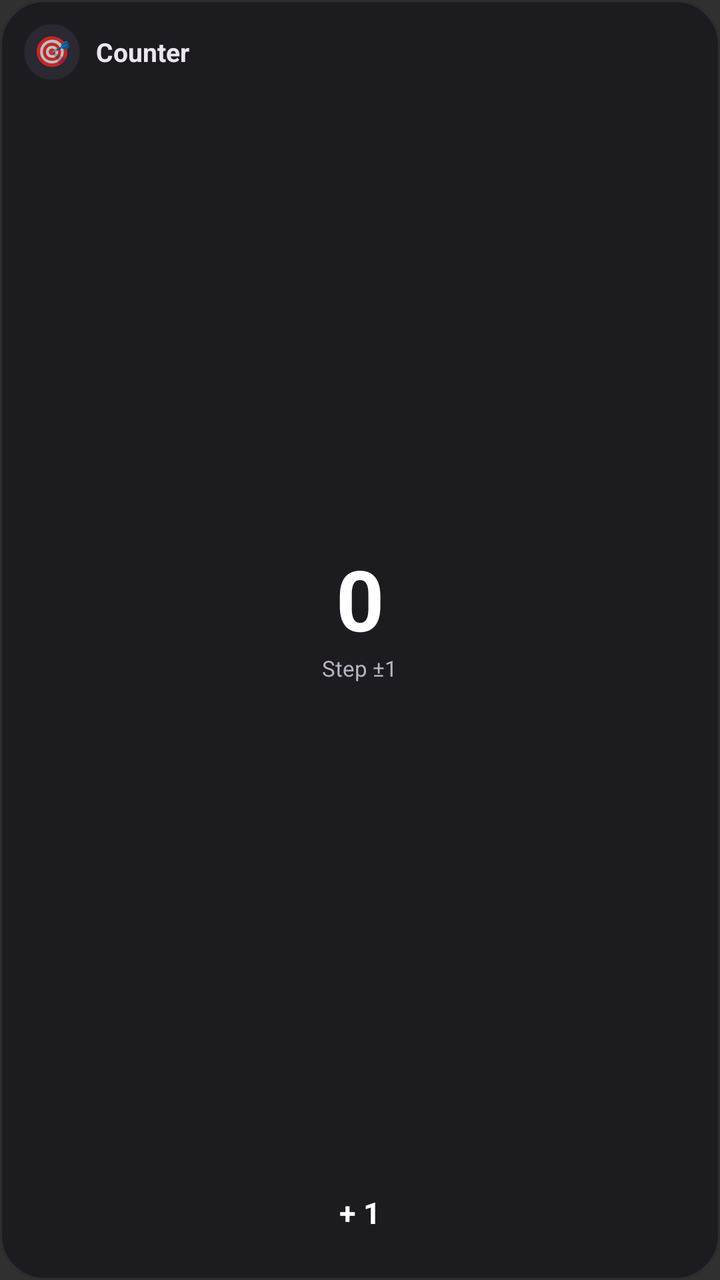
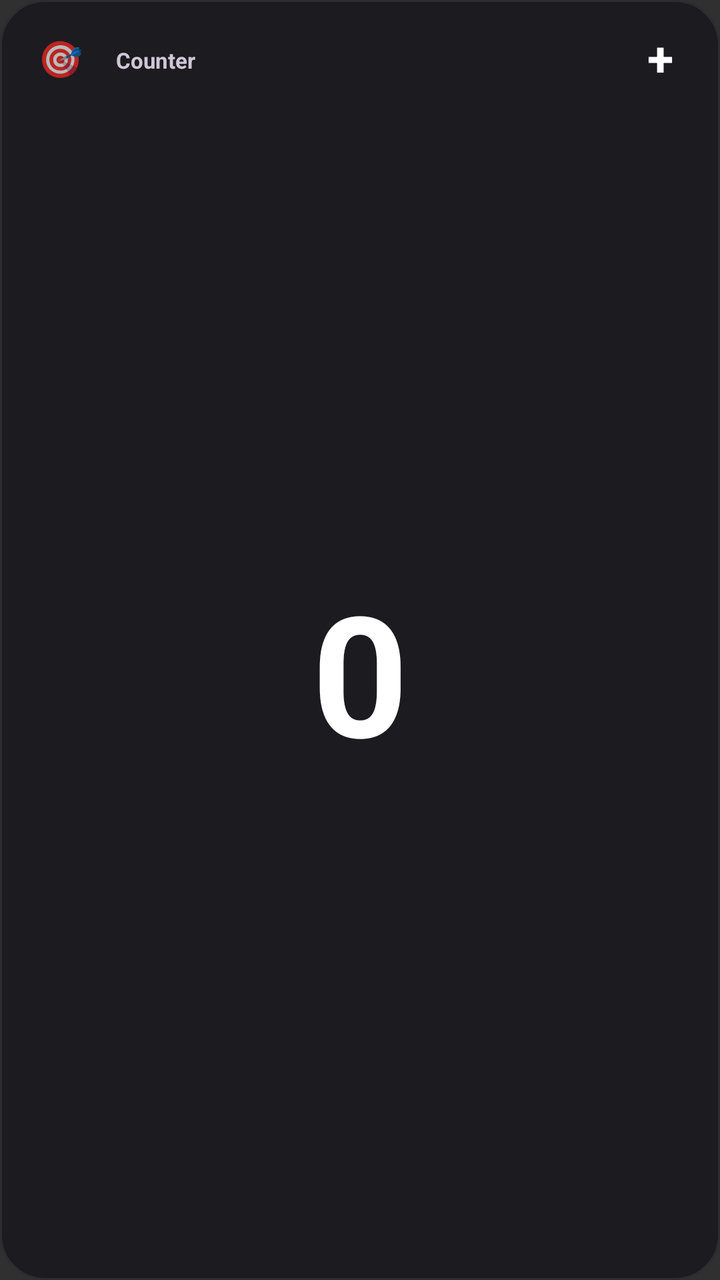

Before-and-after screenshots of an Android layout around one commit, followed by the original layout XML and the change that was made.
<!-- AndroidManifest.xml: application theme Theme.ThingCount -->
<!-- res/layout/widget_counter.xml -->
<?xml version="1.0" encoding="utf-8"?>
<LinearLayout xmlns:android="http://schemas.android.com/apk/res/android"
    android:id="@+id/widget_root"
    android:layout_width="match_parent"
    android:layout_height="match_parent"
    android:background="@drawable/widget_bg"
    android:orientation="vertical"
    android:padding="12dp">

    <LinearLayout
        android:layout_width="match_parent"
        android:layout_height="wrap_content"
        android:gravity="center_vertical"
        android:orientation="horizontal">

        <FrameLayout
            android:layout_width="28dp"
            android:layout_height="28dp">

            <ImageView
                android:id="@+id/widget_icon"
                android:layout_width="28dp"
                android:layout_height="28dp"
                android:contentDescription="@null"
                android:scaleType="fitXY"
                android:visibility="gone" />

            <TextView
                android:id="@+id/widget_icon_emoji"
                android:layout_width="28dp"
                android:layout_height="28dp"
                android:background="@drawable/widget_icon_bg"
                android:gravity="center"
                android:includeFontPadding="false"
                android:text="🎯"
                android:textSize="15sp" />
        </FrameLayout>

        <TextView
            android:id="@+id/widget_title"
            android:layout_width="0dp"
            android:layout_height="wrap_content"
            android:layout_marginStart="8dp"
            android:layout_weight="1"
            android:ellipsize="end"
            android:maxLines="1"
            android:text="Counter"
            android:textColor="#ECE6F0"
            android:textSize="13sp"
            android:textStyle="bold" />
    </LinearLayout>

    <LinearLayout
        android:layout_width="match_parent"
        android:layout_height="0dp"
        android:layout_weight="1"
        android:gravity="center"
        android:orientation="vertical">

        <TextView
            android:id="@+id/widget_count"
            android:layout_width="match_parent"
            android:layout_height="wrap_content"
            android:autoSizeMaxTextSize="46sp"
            android:autoSizeMinTextSize="20sp"
            android:autoSizeStepGranularity="2sp"
            android:autoSizeTextType="uniform"
            android:gravity="center"
            android:includeFontPadding="false"
            android:maxLines="1"
            android:text="0"
            android:textColor="#FFFFFF"
            android:textSize="42sp"
            android:textStyle="bold" />

        <TextView
            android:id="@+id/widget_step"
            android:layout_width="wrap_content"
            android:layout_height="wrap_content"
            android:layout_marginTop="2dp"
            android:includeFontPadding="false"
            android:text="Step ±1"
            android:textColor="#B9B2C0"
            android:textSize="11sp" />
    </LinearLayout>

    <FrameLayout
        android:id="@+id/widget_btn_increment"
        android:layout_width="match_parent"
        android:layout_height="42dp"
        android:layout_marginTop="8dp">

        <ImageView
            android:id="@+id/widget_btn_increment_bg"
            android:layout_width="match_parent"
            android:layout_height="match_parent"
            android:contentDescription="@null"
            android:scaleType="fitXY" />

        <TextView
            android:id="@+id/widget_btn_increment_label"
            android:layout_width="match_parent"
            android:layout_height="match_parent"
            android:gravity="center"
            android:includeFontPadding="false"
            android:text="+ 1"
            android:textColor="#FFFFFF"
            android:textSize="15sp"
            android:textStyle="bold" />
    </FrameLayout>

</LinearLayout>
<!-- resources referenced by this layout -->
<resources>
  <!-- drawable widget_bg (drawable) -->
  <?xml version="1.0" encoding="utf-8"?>
  <shape xmlns:android="http://schemas.android.com/apk/res/android"
      android:shape="rectangle">
      <solid android:color="#1C1B1F" />
      <corners android:radius="22dp" />
      <stroke android:width="1dp" android:color="#2D2C31" />
  </shape>
  <!-- drawable widget_icon_bg (drawable) -->
  <?xml version="1.0" encoding="utf-8"?>
  <shape xmlns:android="http://schemas.android.com/apk/res/android"
      android:shape="oval">
      <solid android:color="#2A2830" />
  </shape>
  <style name="Theme.ThingCount" parent="android:Theme.Material.NoActionBar">
          <item name="android:statusBarColor">@android:color/transparent</item>
          <item name="android:navigationBarColor">@android:color/transparent</item>
          <item name="android:windowLightStatusBar">true</item>
          <item name="android:windowLightNavigationBar">true</item>
          <item name="android:windowLayoutInDisplayCutoutMode">shortEdges</item>
      </style>
</resources>

<!-- the commit's change to res/layout/widget_counter.xml (unified diff, before → after) -->
@@ -5,7 +5,7 @@
     android:layout_height="match_parent"
     android:background="@drawable/widget_bg"
     android:orientation="vertical"
-    android:padding="12dp">
+    android:padding="10dp">
 
     <LinearLayout
         android:layout_width="match_parent"
@@ -14,26 +14,25 @@
         android:orientation="horizontal">
 
         <FrameLayout
-            android:layout_width="28dp"
-            android:layout_height="28dp">
+            android:layout_width="40dp"
+            android:layout_height="40dp">
 
             <ImageView
                 android:id="@+id/widget_icon"
-                android:layout_width="28dp"
-                android:layout_height="28dp"
+                android:layout_width="40dp"
+                android:layout_height="40dp"
                 android:contentDescription="@null"
                 android:scaleType="fitXY"
                 android:visibility="gone" />
 
             <TextView
                 android:id="@+id/widget_icon_emoji"
-                android:layout_width="28dp"
-                android:layout_height="28dp"
-                android:background="@drawable/widget_icon_bg"
+                android:layout_width="40dp"
+                android:layout_height="40dp"
                 android:gravity="center"
                 android:includeFontPadding="false"
                 android:text="🎯"
-                android:textSize="15sp" />
+                android:textSize="18sp" />
         </FrameLayout>
 
         <TextView
@@ -45,68 +44,51 @@
             android:ellipsize="end"
             android:maxLines="1"
             android:text="Counter"
-            android:textColor="#ECE6F0"
-            android:textSize="13sp"
+            android:textColor="#CFC7D8"
+            android:textSize="11sp"
             android:textStyle="bold" />
+
+        <FrameLayout
+            android:id="@+id/widget_btn_increment"
+            android:layout_width="40dp"
+            android:layout_height="40dp"
+            android:layout_marginStart="8dp">
+
+            <ImageView
+                android:id="@+id/widget_btn_increment_bg"
+                android:layout_width="40dp"
+                android:layout_height="40dp"
+                android:contentDescription="@null"
+                android:scaleType="fitXY" />
+
+            <TextView
+                android:id="@+id/widget_btn_plus"
+                android:layout_width="40dp"
+                android:layout_height="40dp"
+                android:gravity="center"
+                android:includeFontPadding="false"
+                android:text="+"
+                android:textColor="#FFFFFF"
+                android:textSize="24sp"
+                android:textStyle="bold" />
+        </FrameLayout>
     </LinearLayout>
 
-    <LinearLayout
+    <TextView
+        android:id="@+id/widget_count"
         android:layout_width="match_parent"
         android:layout_height="0dp"
         android:layout_weight="1"
+        android:autoSizeMaxTextSize="84sp"
+        android:autoSizeMinTextSize="24sp"
+        android:autoSizeStepGranularity="2sp"
+        android:autoSizeTextType="uniform"
         android:gravity="center"
-        android:orientation="vertical">
-
-        <TextView
-            android:id="@+id/widget_count"
-            android:layout_width="match_parent"
-            android:layout_height="wrap_content"
-            android:autoSizeMaxTextSize="46sp"
-            android:autoSizeMinTextSize="20sp"
-            android:autoSizeStepGranularity="2sp"
-            android:autoSizeTextType="uniform"
-            android:gravity="center"
-            android:includeFontPadding="false"
-            android:maxLines="1"
-            android:text="0"
-            android:textColor="#FFFFFF"
-            android:textSize="42sp"
-            android:textStyle="bold" />
-
-        <TextView
-            android:id="@+id/widget_step"
-            android:layout_width="wrap_content"
-            android:layout_height="wrap_content"
-            android:layout_marginTop="2dp"
-            android:includeFontPadding="false"
-            android:text="Step ±1"
-            android:textColor="#B9B2C0"
-            android:textSize="11sp" />
-    </LinearLayout>
-
-    <FrameLayout
-        android:id="@+id/widget_btn_increment"
-        android:layout_width="match_parent"
-        android:layout_height="42dp"
-        android:layout_marginTop="8dp">
-
-        <ImageView
-            android:id="@+id/widget_btn_increment_bg"
-            android:layout_width="match_parent"
-            android:layout_height="match_parent"
-            android:contentDescription="@null"
-            android:scaleType="fitXY" />
-
-        <TextView
-            android:id="@+id/widget_btn_increment_label"
-            android:layout_width="match_parent"
-            android:layout_height="match_parent"
-            android:gravity="center"
-            android:includeFontPadding="false"
-            android:text="+ 1"
-            android:textColor="#FFFFFF"
-            android:textSize="15sp"
-            android:textStyle="bold" />
-    </FrameLayout>
+        android:includeFontPadding="false"
+        android:maxLines="1"
+        android:text="0"
+        android:textColor="#FFFFFF"
+        android:textSize="40sp"
+        android:textStyle="bold" />
 
 </LinearLayout>
<!-- resource entries referenced after the edit -->
@@ -8,12 +8,6 @@
       <corners android:radius="22dp" />
       <stroke android:width="1dp" android:color="#2D2C31" />
   </shape>
-  <!-- drawable widget_icon_bg (drawable) -->
-  <?xml version="1.0" encoding="utf-8"?>
-  <shape xmlns:android="http://schemas.android.com/apk/res/android"
-      android:shape="oval">
-      <solid android:color="#2A2830" />
-  </shape>
   <style name="Theme.ThingCount" parent="android:Theme.Material.NoActionBar">
           <item name="android:statusBarColor">@android:color/transparent</item>
           <item name="android:navigationBarColor">@android:color/transparent</item>
